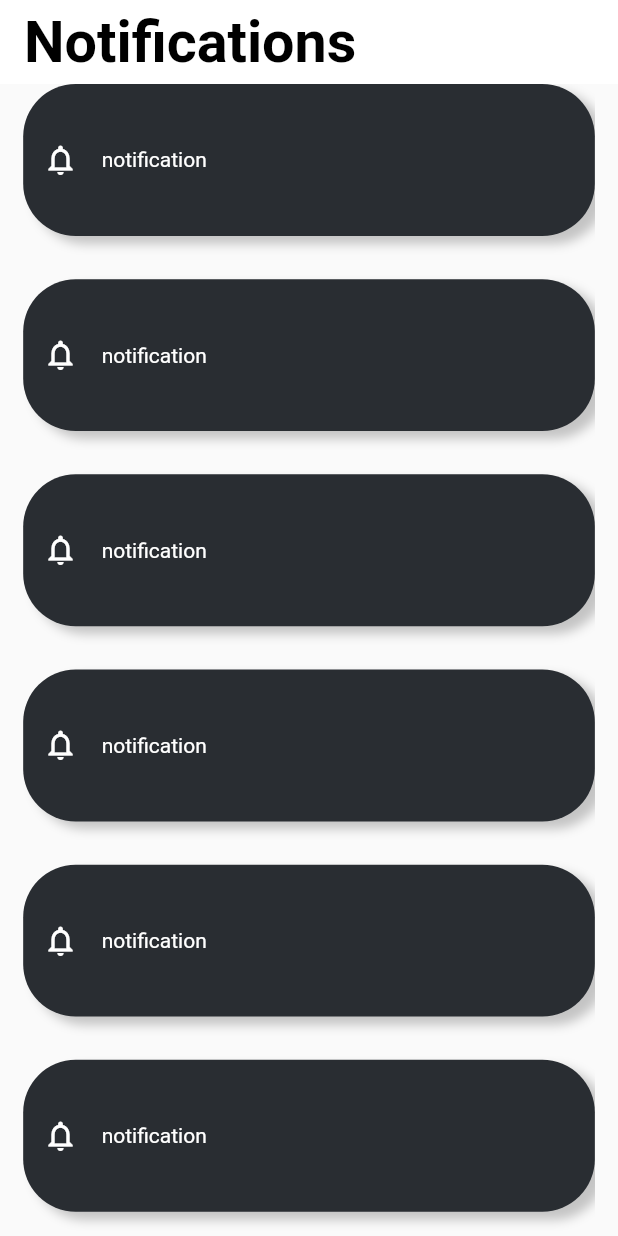
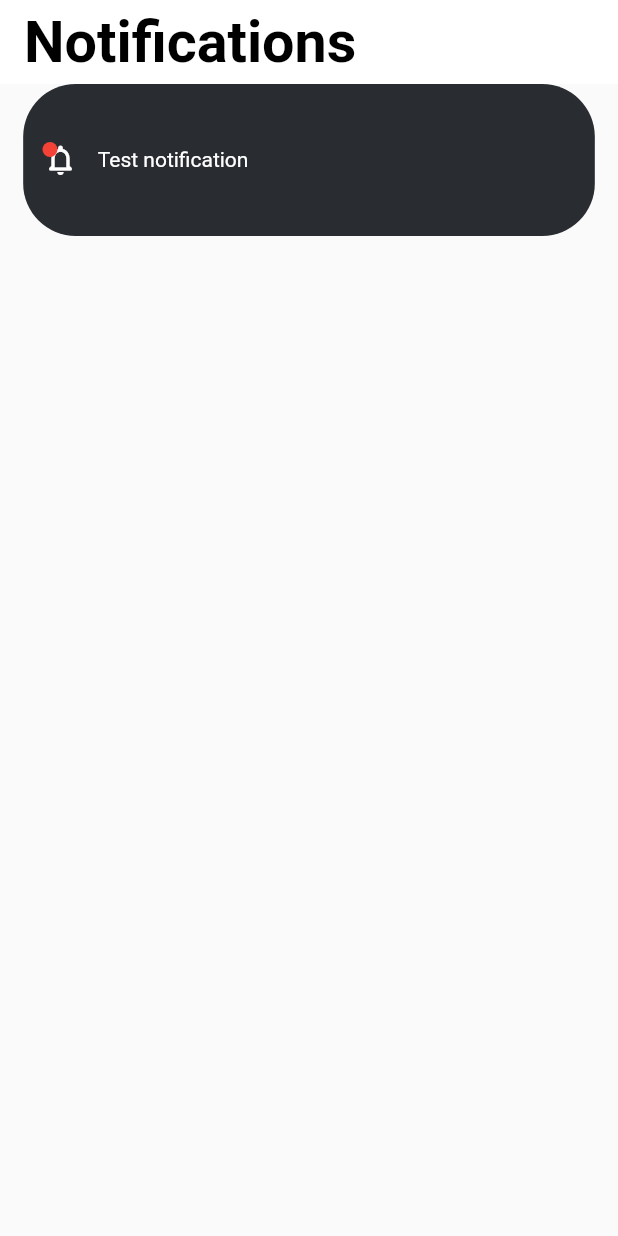
Before and after one commit to asirabdelhady/Graduation_Project, a Flutter app: the NotificationScreen screen opened directly, on a phone screen of 412 x 824 dp. Run offline on Flutter 3.47's test engine with Material 2 defaults, Android fonts, the phone set to English and light mode, and no system bars; our stand-ins replace curved_navigation_bar, expandable_text, fluttertoast, smooth_page_indicator.

Commit message:
commit asir

```diff
--- a/lib/main.dart
+++ b/lib/main.dart
@@ -2,6 +2,7 @@ import 'package:flutter/material.dart';
 import 'package:tour_guide_app/modules/categories/category_screen.dart';
 import 'package:tour_guide_app/modules/home/homescreen.dart';
 import 'package:tour_guide_app/modules/login/loginpage.dart';
+import 'package:tour_guide_app/modules/notification/notification_screen.dart';
 import 'package:tour_guide_app/modules/tour/tour_screen.dart';
 import 'package:tour_guide_app/navigation.dart';
 
@@ -16,7 +17,7 @@ void main(){
   class MyApp extends StatelessWidget{
   @override
   Widget build(BuildContext context) {
-    return MaterialApp(home: welcomepage(),
+    return MaterialApp(home: HomeScreen(),
     debugShowCheckedModeBanner: false,
     );
   }
--- a/lib/modules/notification/notification_screen.dart
+++ b/lib/modules/notification/notification_screen.dart
@@ -1,20 +1,51 @@
 import 'package:flutter/material.dart';
+import 'package:flutter/widgets.dart';
+import 'package:tour_guide_app/models/models.dart';
 import 'package:tour_guide_app/shared/components/components.dart';
 import 'package:tour_guide_app/shared/styles/colors.dart';
+class Utils{
+  static List <Notifications> getNotifications(){
+    return [
+      Notifications(
+        notification: "You are 2 Km away from the Pyramids",
+        icon: Icon(Icons.notifications_none_rounded),
+      ),
+      Notifications(
+        notification: "You are 3 Km away from the Pyramids",
+        icon: Icon(Icons.notifications_none_rounded),
+      ),
+      Notifications(
+        notification: "You are 4 Km away from the Pyramids",
+        icon: Icon(Icons.notifications_none_rounded),
+      ),
+      Notifications(
+        notification: "You are 5 Km away from the Pyramids",
+        icon: Icon(Icons.notifications_none_rounded),
+      ),
+      Notifications(
+        notification: "You are 6 Km away from the Pyramids",
+        icon: Icon(Icons.notifications_none_rounded),
+      ),
+    ];
+  }
+
+  List <Notifications> notifications = Utils.getNotifications();
+}
 
 class NotificationScreen extends StatefulWidget{
   const NotificationScreen({Key? key}) : super(key: key);
-
   @override
   _NotificationScreenState createState() => _NotificationScreenState();
-}
+}   bool notiPtessed=false;
+class _NotificationScreenState extends State<NotificationScreen> {
 
-class _NotificationScreenState extends State<NotificationScreen> {
+
   int index =3;
   @override
   Widget build(BuildContext context) {
     var mediaQueryHeight=MediaQuery.of(context).size.height;
     var mediaQueryWidth=MediaQuery.of(context).size.width;
+
     return Scaffold(
       appBar: AppBar(
         automaticallyImplyLeading: false,
@@ -30,10 +61,51 @@ class _NotificationScreenState extends State<NotificationScreen> {
             padding:  EdgeInsets.symmetric(horizontal: mediaQueryWidth*0.0375),
             child: Column(
               children:[
+                Container(
+                  padding: EdgeInsets.symmetric(horizontal: mediaQueryWidth*0.03125),
+                  width: double.infinity,
+                  height: mediaQueryHeight*0.1229,
+                  decoration: BoxDecoration(
+                    color: notiPtessed==true? tSecondary(): tPrimary(),
+                    borderRadius: BorderRadius.circular(35),
+                  ),
+                  child: Row(
+                    children: [
+                      Stack(children: [
+                        Icon(
+                          Icons.notifications_none_rounded,
+                          color: notiPtessed==true? tPrimary(): Colors.white  ,
+                        ),
+                        CircleAvatar(
+                          backgroundColor:notiPtessed==true? Colors.transparent: Colors.red,
+                          radius: 5,
+                        ),
+                      ],),
+                      SizedBox(
+                        width: mediaQueryWidth*0.03125,
+                      ),
+                      Expanded(
+                        child: Text.rich(
+                          TextSpan(text: 'Test notification', ),
+                          maxLines: 2,
+                          overflow: TextOverflow.ellipsis,
+                          style: TextStyle(color:notiPtessed==true? tPrimary(): Colors.white),
+                        ),
+                      )
+                    ],
+                  ),
+                ),
 
-                SizedBox(
+               /* ListView.builder(
+                    itemBuilder: (context, index) {
+
+                })*/
+
+
+                /*SizedBox(
                   height: mediaQueryHeight,
-                  child: ListView.separated(itemBuilder:(context, index)=>Container(
+                  child:
+                  ListView.separated(itemBuilder:(context, index)=>Container(
 
                     padding:  EdgeInsets.symmetric(horizontal: mediaQueryWidth*0.0312),
                     width: double.infinity,
@@ -72,7 +144,7 @@ class _NotificationScreenState extends State<NotificationScreen> {
                     separatorBuilder: (context, index)=>  SizedBox(height: mediaQueryHeight*0.0350,),
                     itemCount: 26,
                   ),
-                ),
+                ),*/
 
             ]),
           ),
@@ -83,6 +155,4 @@ class _NotificationScreenState extends State<NotificationScreen> {
 
     );
   }
-
-
 }
```
Also changed, not shown: lib/shared/components/components.dart (+24 -8 lines).
